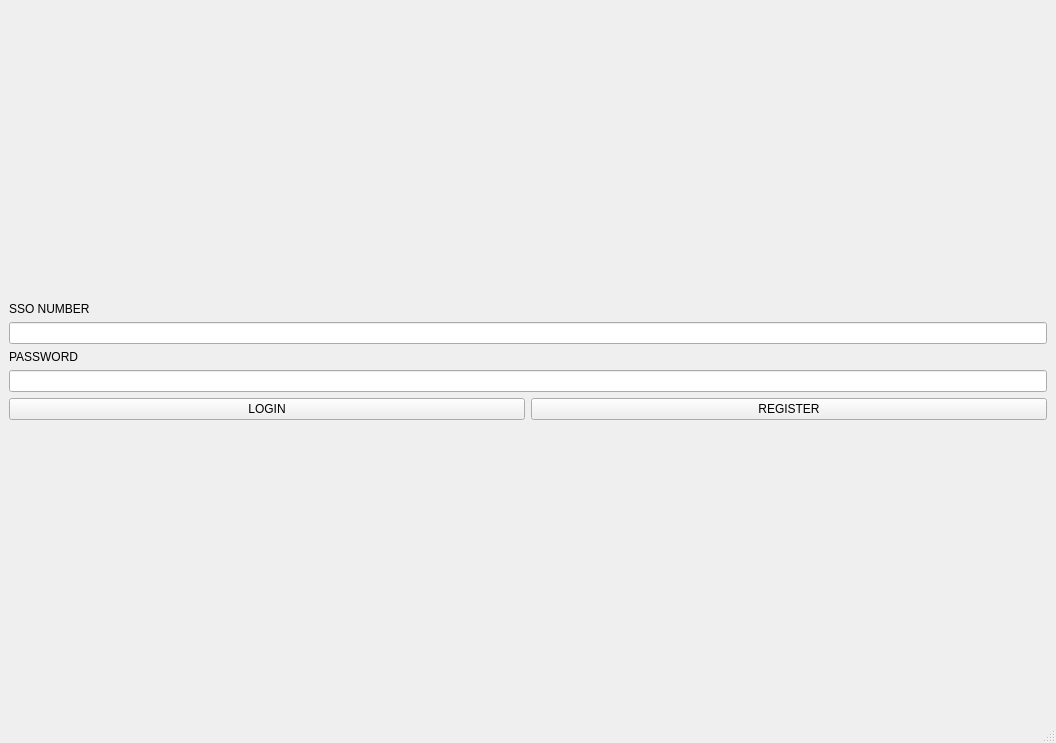
This is form.ui in ManiMSV/ibtool as Qt 5 draws it before an edit. The edited form follows.
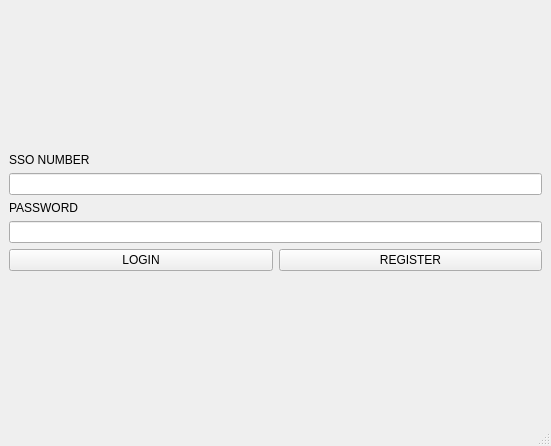
This is the edited form.

Commit message: fix: adjust MainWindow size and geometry to correct dimensions

```diff
--- a/form.ui
+++ b/form.ui
@@ -6,8 +6,8 @@
    <rect>
     <x>0</x>
     <y>0</y>
-    <width>1056</width>
-    <height>743</height>
+    <width>551</width>
+    <height>446</height>
    </rect>
   </property>
   <property name="windowTitle">
```
Left out of the diff: 2 changed lines with no effect on the pictures. The commit also changes 1 other file.
